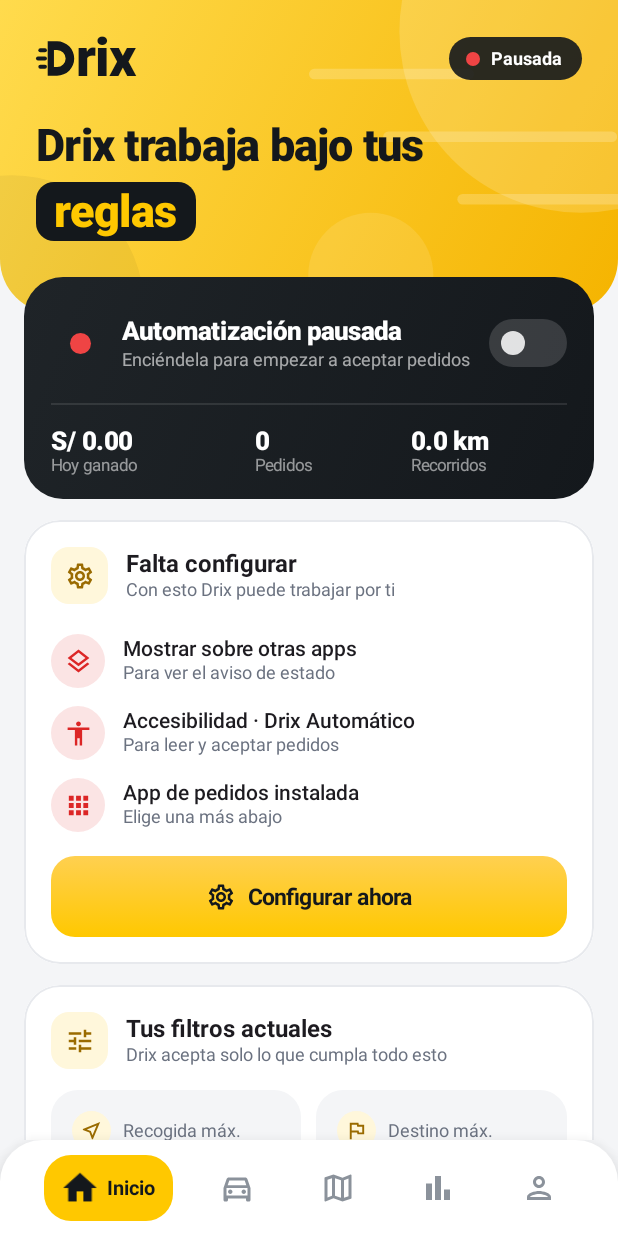
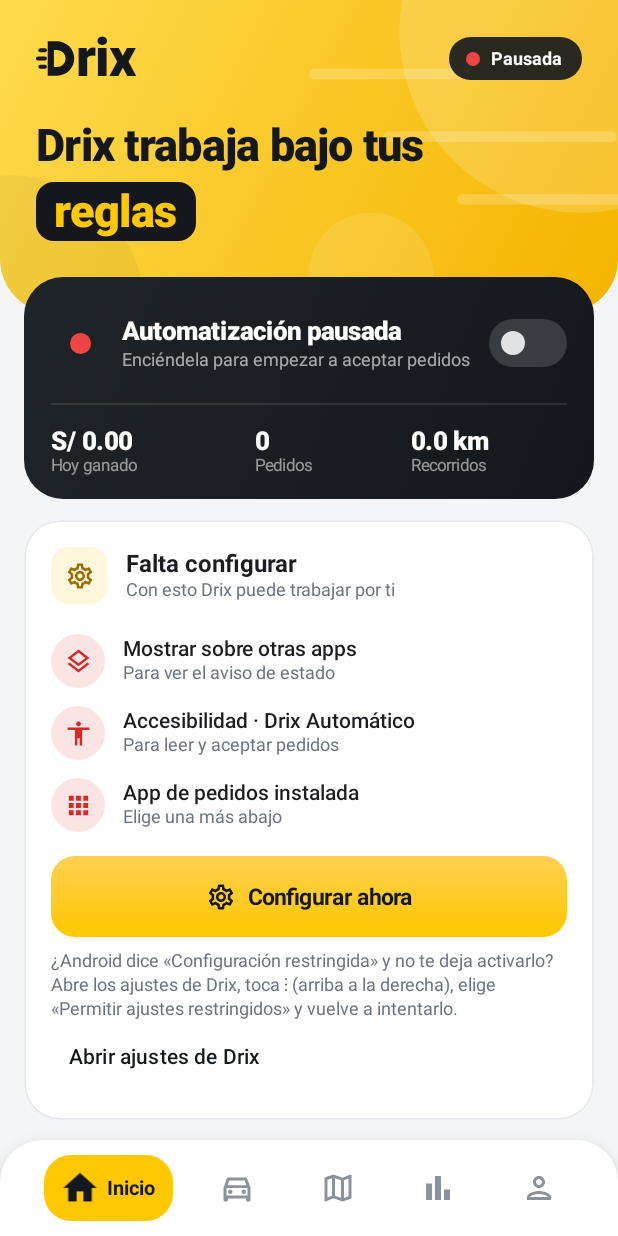
Before and after one commit to Jaltuve20/Drix, an Android app built with Jetpack Compose: the composable DrixApp shown on its own in the app's theme, on a phone screen of 412 x 824 dp. Run offline under Robolectric (Android 15) with nearby library versions, the phone set to English and light mode, and no system bars; our stand-ins replace Firebase (no records; nobody signed in at launch, a user with empty details on screens opened directly); libraries missing offline, so code that uses them is left out: org.osmdroid.config, org.osmdroid.events, org.osmdroid.tileprovider, org.osmdroid.util, org.osmdroid.views; pictures from the network do not load; 3 statements that could not run were skipped.

Commit message:
Add files via upload

```diff
--- a/app/src/main/java/com/drix/app/ui/Screens.kt
+++ b/app/src/main/java/com/drix/app/ui/Screens.kt
@@ -473,6 +473,16 @@ private fun SetupCard() {
             if (!overlay || !access) {
                 Spacer(Modifier.height(10.dp))
                 PillButton("Configurar ahora", icon = Icons.Outlined.Settings) { ctx.ensurePermissions() }
+            }
+            if (!access) {
+                Spacer(Modifier.height(8.dp))
+                Text(
+                    "¿Android dice «Configuración restringida» y no te deja activarlo? Abre los ajustes de Drix, toca ⋮ (arriba a la derecha), elige «Permitir ajustes restringidos» y vuelve a intentarlo.",
+                    fontSize = 12.sp, color = Muted, lineHeight = 16.sp
+                )
+                TextButton({
+                    ctx.startActivity(Intent(Settings.ACTION_APPLICATION_DETAILS_SETTINGS, Uri.parse("package:${ctx.packageName}")).addFlags(Intent.FLAG_ACTIVITY_NEW_TASK))
+                }) { Text("Abrir ajustes de Drix", color = Ink, fontWeight = FontWeight.SemiBold) }
             }
         }
     }
```
Also changed, not shown: 1 other file.
